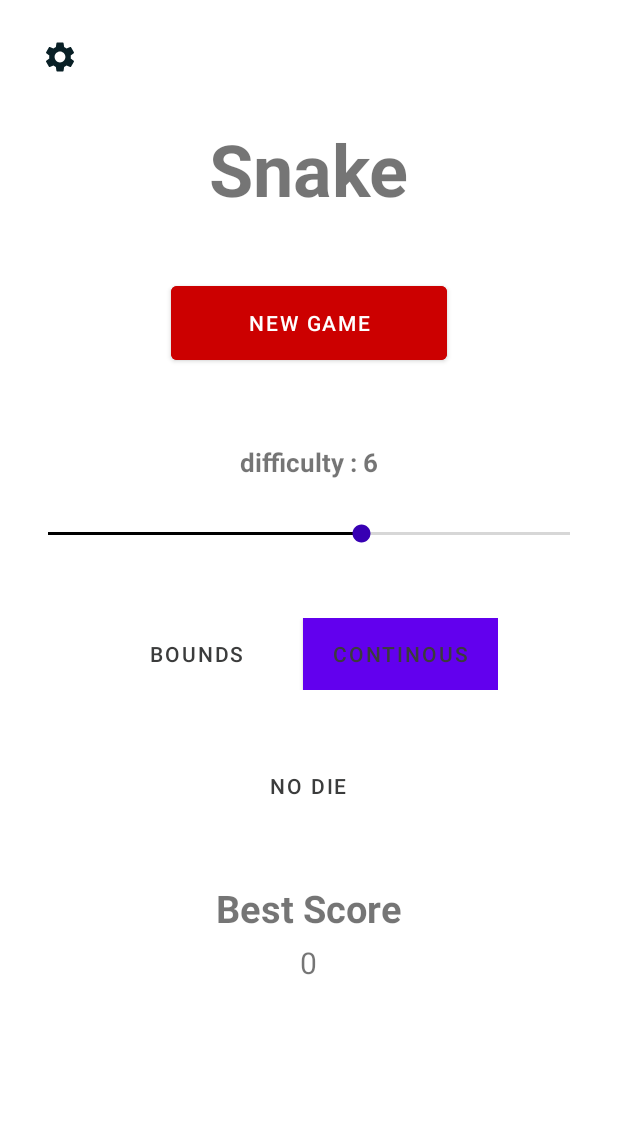
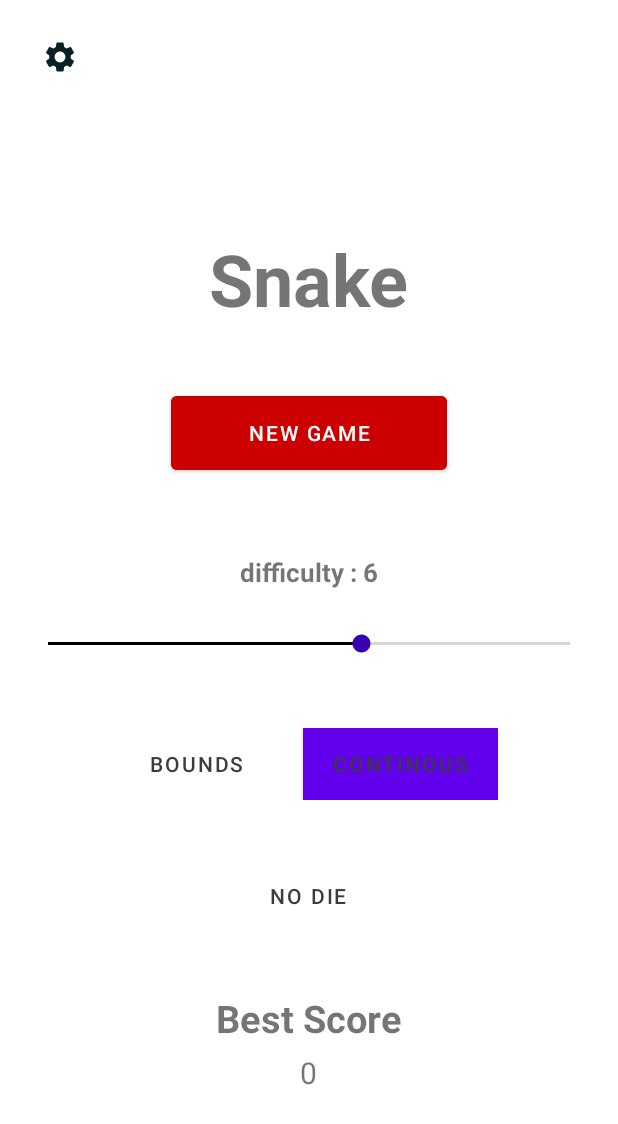
Before and after one commit to Zyad007ahmed/Snake, an Android app: the screen it shows after launch (MainActivity), on a phone screen of 412 x 824 dp. Shown: the top 1124 px of the screen. Run offline under Robolectric (Android 15) with nearby library versions, the phone set to English and light mode, and no system bars.

Commit message:
main activity center

```diff
--- a/app/src/main/res/layout/activity_main.xml
+++ b/app/src/main/res/layout/activity_main.xml
@@ -15,10 +15,15 @@
         android:backgroundTint="@android:color/transparent"
         android:src="@drawable/ic_baseline_settings_24" />
 
+    <LinearLayout
+        android:layout_width="match_parent"
+        android:layout_height="match_parent"
+        android:gravity="center_vertical"
+        android:layout_below="@id/setting_button">
+
         <ScrollView
             android:layout_width="match_parent"
-        android:layout_height="match_parent"
-        android:layout_below="@id/setting_button">
+            android:layout_height="wrap_content">
 
             <LinearLayout
                 android:layout_width="match_parent"
@@ -135,5 +140,6 @@
                     android:textSize="20sp" />
             </LinearLayout>
         </ScrollView>
+    </LinearLayout>
 
 </RelativeLayout>
```
Lines whose indentation alone changed are shown as unchanged.
